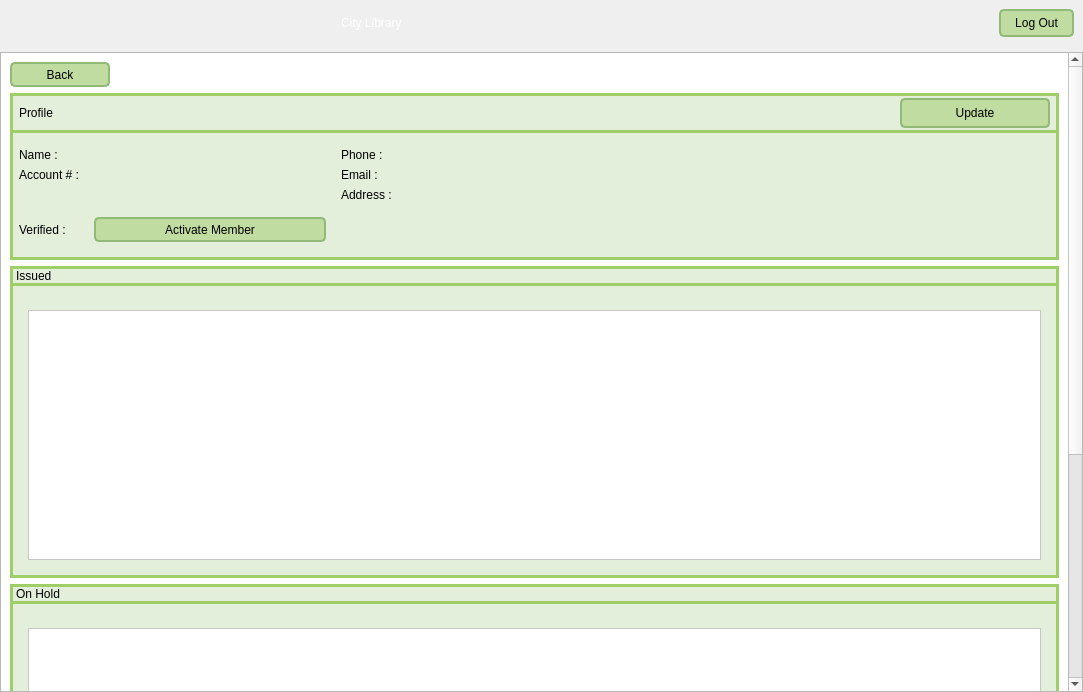
Mr-Beastman/CS106_A2, file viewMemberInfo.ui: the form before one commit.
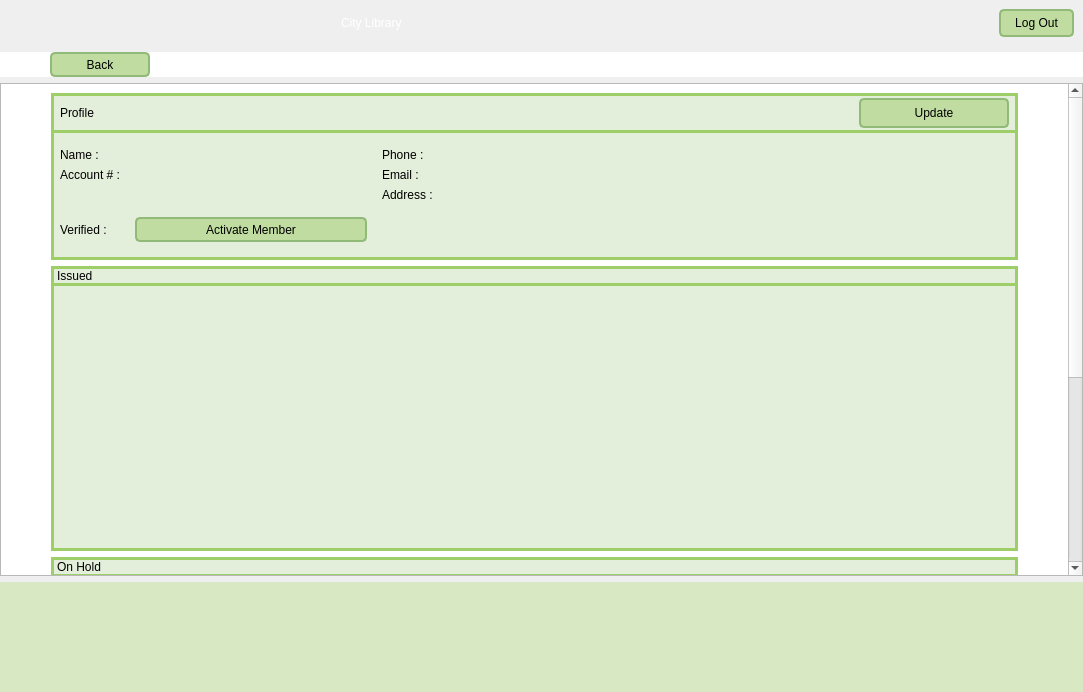
The form after the commit. The open tabs and pages were chosen to show the change. Icons and pictures are not drawn.

What changed in the file:
```diff
--- a/viewMemberInfo.ui
+++ b/viewMemberInfo.ui
@@ -113,6 +113,63 @@
      </layout>
     </widget>
    </item>
+   <item>
+    <widget class="QWidget" name="backButtonLayout" native="true">
+     <property name="maximumSize">
+      <size>
+       <width>16777215</width>
+       <height>25</height>
+      </size>
+     </property>
+     <property name="styleSheet">
+      <string notr="true">#backButtonLayout{
+	background-color: rgb(255, 255, 255);
+}</string>
+     </property>
+     <layout class="QVBoxLayout" name="verticalLayout_5">
+      <property name="spacing">
+       <number>0</number>
+      </property>
+      <property name="leftMargin">
+       <number>50</number>
+      </property>
+      <property name="topMargin">
+       <number>0</number>
+      </property>
+      <property name="rightMargin">
+       <number>0</number>
+      </property>
+      <property name="bottomMargin">
+       <number>0</number>
+      </property>
+      <item>
+       <widget class="QPushButton" name="backButton">
+        <property name="minimumSize">
+         <size>
+          <width>0</width>
+          <height>25</height>
+         </size>
+        </property>
+        <property name="maximumSize">
+         <size>
+          <width>100</width>
+          <height>16777215</height>
+         </size>
+        </property>
+        <property name="layoutDirection">
+         <enum>Qt::LayoutDirection::LeftToRight</enum>
+        </property>
+        <property name="styleSheet">
+         <string notr="true"/>
+        </property>
+        <property name="text">
+         <string>Back</string>
+        </property>
+       </widget>
+      </item>
+     </layout>
+    </widget>
+   </item>
    <item>
     <widget class="QScrollArea" name="scrollArea">
      <property name="styleSheet">
@@ -129,7 +186,7 @@
         <x>0</x>
         <y>0</y>
         <width>1067</width>
-        <height>1042</height>
+        <height>861</height>
        </rect>
       </property>
       <property name="styleSheet">
@@ -138,31 +195,12 @@
 }</string>
       </property>
       <layout class="QVBoxLayout" name="verticalLayout">
-       <item>
-        <widget class="QPushButton" name="backButton">
-         <property name="minimumSize">
-          <size>
-           <width>0</width>
-           <height>25</height>
-          </size>
-         </property>
-         <property name="maximumSize">
-          <size>
-           <width>100</width>
-           <height>16777215</height>
-          </size>
-         </property>
-         <property name="layoutDirection">
-          <enum>Qt::LayoutDirection::LeftToRight</enum>
-         </property>
-         <property name="styleSheet">
-          <string notr="true"/>
-         </property>
-         <property name="text">
-          <string>Back</string>
-         </property>
-        </widget>
-       </item>
+       <property name="leftMargin">
+        <number>50</number>
+       </property>
+       <property name="rightMargin">
+        <number>50</number>
+       </property>
        <item>
         <widget class="QWidget" name="profileContent" native="true">
          <property name="styleSheet">
@@ -222,6 +260,9 @@
                <property name="text">
                 <string>Profile</string>
                </property>
+               <property name="margin">
+                <number>5</number>
+               </property>
               </widget>
              </item>
              <item>
@@ -484,6 +525,9 @@
 </string>
          </property>
          <layout class="QVBoxLayout" name="verticalLayout_9" stretch="0,2">
+          <property name="spacing">
+           <number>6</number>
+          </property>
           <property name="leftMargin">
            <number>0</number>
           </property>
@@ -514,11 +558,23 @@
             <property name="text">
              <string>Issued</string>
             </property>
+            <property name="margin">
+             <number>5</number>
+            </property>
            </widget>
           </item>
           <item>
            <widget class="QWidget" name="issuedContentLayout" native="true">
             <layout class="QVBoxLayout" name="verticalLayout_16">
+             <property name="leftMargin">
+              <number>3</number>
+             </property>
+             <property name="topMargin">
+              <number>0</number>
+             </property>
+             <property name="rightMargin">
+              <number>3</number>
+             </property>
              <item>
               <widget class="QStackedWidget" name="issuedStackedWidget">
                <property name="styleSheet">
@@ -545,6 +601,21 @@
                  </sizepolicy>
                 </property>
                 <layout class="QVBoxLayout" name="verticalLayout_10">
+                 <property name="spacing">
+                  <number>0</number>
+                 </property>
+                 <property name="leftMargin">
+                  <number>0</number>
+                 </property>
+                 <property name="topMargin">
+                  <number>0</number>
+                 </property>
+                 <property name="rightMargin">
+                  <number>0</number>
+                 </property>
+                 <property name="bottomMargin">
+                  <number>0</number>
+                 </property>
                  <item>
                   <widget class="QListWidget" name="issuedList">
                    <property name="sizePolicy">
@@ -561,7 +632,8 @@
                    </property>
                    <property name="styleSheet">
                     <string notr="true">#issuedList{
-	background-color: rgb(255, 255, 255);
+	background-color: rgb(227, 238, 219);
+	border: 0px;
 }
 
 #issuedList::item::hover{
@@ -675,10 +747,22 @@
 </string>
                </property>
                <property name="currentIndex">
-                <number>0</number>
+                <number>1</number>
                </property>
                <widget class="QWidget" name="holdPage">
                 <layout class="QVBoxLayout" name="verticalLayout_3">
+                 <property name="leftMargin">
+                  <number>0</number>
+                 </property>
+                 <property name="topMargin">
+                  <number>0</number>
+                 </property>
+                 <property name="rightMargin">
+                  <number>0</number>
+                 </property>
+                 <property name="bottomMargin">
+                  <number>0</number>
+                 </property>
                  <item>
                   <widget class="QListWidget" name="holdList">
                    <property name="sizePolicy">
@@ -695,7 +779,8 @@
                    </property>
                    <property name="styleSheet">
                     <string notr="true">#holdList{
-	background-color: rgb(255, 255, 255);
+	background-color: rgb(227, 238, 219);
+	border: 0px;
 }
 
 #holdList::item::hover{
@@ -712,6 +797,9 @@
                </widget>
                <widget class="QWidget" name="noHoldPage">
                 <layout class="QVBoxLayout" name="verticalLayout_7">
+                 <property name="leftMargin">
+                  <number>0</number>
+                 </property>
                  <item>
                   <widget class="QLabel" name="noHoldLabel">
                    <property name="styleSheet">
@@ -768,7 +856,7 @@
         </widget>
        </item>
        <item>
-        <widget class="QPushButton" name="deleteMember">
+        <widget class="QPushButton" name="deleteUser">
          <property name="minimumSize">
           <size>
            <width>0</width>
@@ -776,7 +864,7 @@
           </size>
          </property>
          <property name="styleSheet">
-          <string notr="true">#deleteMember{
+          <string notr="true">#deleteUser{
 	border: 1px solid;
 	color: rgb(0, 0, 0);
 	font: 700 9pt &quot;Segoe UI&quot;;
@@ -788,6 +876,10 @@
          </property>
         </widget>
        </item>
+      </layout>
+     </widget>
+    </widget>
+   </item>
        <item>
         <widget class="QWidget" name="footerBackground" native="true">
          <property name="minimumSize">
@@ -802,6 +894,11 @@
            <height>110</height>
           </size>
          </property>
+     <property name="styleSheet">
+      <string notr="true">#footerBackground{
+	background-color: rgb(215, 232, 194);
+}</string>
+     </property>
          <layout class="QGridLayout" name="gridLayout" columnstretch="0,0,0">
           <item row="0" column="2">
            <spacer name="horizontalSpacer_2">
@@ -840,10 +937,6 @@
            </spacer>
           </item>
          </layout>
-        </widget>
-       </item>
-      </layout>
-     </widget>
     </widget>
    </item>
   </layout>
```
Lines whose indentation alone changed are shown as unchanged.
